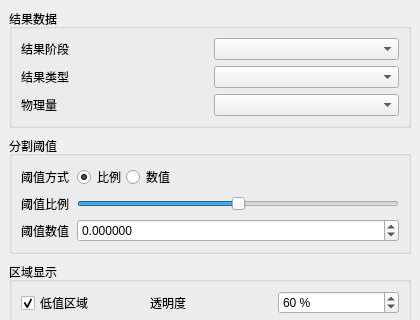
The window that plugins/Base_PostProcessing/IsosurfaceSegmentationWidget.ui (asd977/base_cae) describes before a commit, drawn with Qt 5; both pictures show x 0 to 420 and y 0 to 320 of the 420 by 700 pixel window.
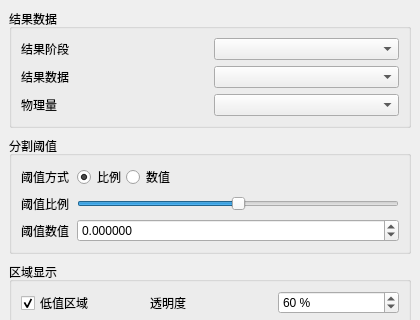
The same window after the commit.

The edit to the form file:
```diff
--- a/plugins/Base_PostProcessing/IsosurfaceSegmentationWidget.ui
+++ b/plugins/Base_PostProcessing/IsosurfaceSegmentationWidget.ui
@@ -13,7 +13,7 @@
       <property name="horizontalSpacing"><number>8</number></property><property name="verticalSpacing"><number>6</number></property>
       <item row="0" column="0"><widget class="QLabel" name="resultStageLabel"><property name="text"><string>结果阶段</string></property></widget></item>
       <item row="0" column="1"><widget class="QComboBox" name="resultDirComboBox"/></item>
-      <item row="1" column="0"><widget class="QLabel" name="resultTypeLabel"><property name="text"><string>结果类型</string></property></widget></item>
+      <item row="1" column="0"><widget class="QLabel" name="resultTypeLabel"><property name="text"><string>结果数据</string></property></widget></item>
       <item row="1" column="1"><widget class="QComboBox" name="stepComboBox"/></item>
       <item row="2" column="0"><widget class="QLabel" name="scalarLabel"><property name="text"><string>物理量</string></property></widget></item>
       <item row="2" column="1"><widget class="QComboBox" name="scalarComboBox"/></item>
```
